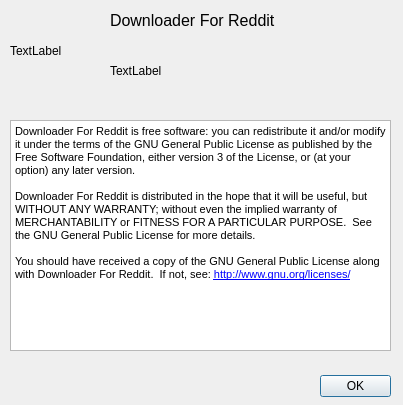
Above: DownloaderForReddit/AboutDialog.ui from MalloyDelacroix/DownloaderForReddit before the change. Below: the same form after it.
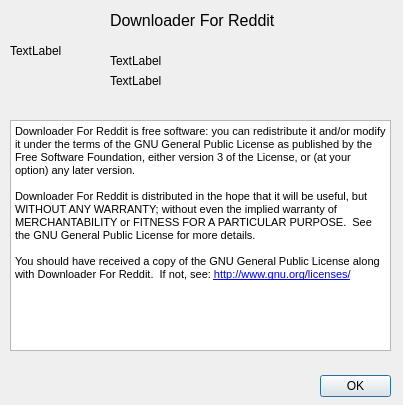
That is the form after the change. Icons and pictures are not drawn.

Commit message: Update about dialog

What changed in the file:
```diff
--- a/DownloaderForReddit/AboutDialog.ui
+++ b/DownloaderForReddit/AboutDialog.ui
@@ -85,7 +85,7 @@
      <x>110</x>
      <y>40</y>
      <width>281</width>
-     <height>61</height>
+     <height>41</height>
     </rect>
    </property>
    <property name="text">
@@ -110,6 +110,22 @@
     <string>Downloader For Reddit</string>
    </property>
   </widget>
+  <widget class="QLabel" name="link_label">
+   <property name="geometry">
+    <rect>
+     <x>110</x>
+     <y>70</y>
+     <width>291</width>
+     <height>21</height>
+    </rect>
+   </property>
+   <property name="text">
+    <string>TextLabel</string>
+   </property>
+   <property name="openExternalLinks">
+    <bool>true</bool>
+   </property>
+  </widget>
  </widget>
  <resources/>
  <connections>
```
The commit also changes 2 other files.
